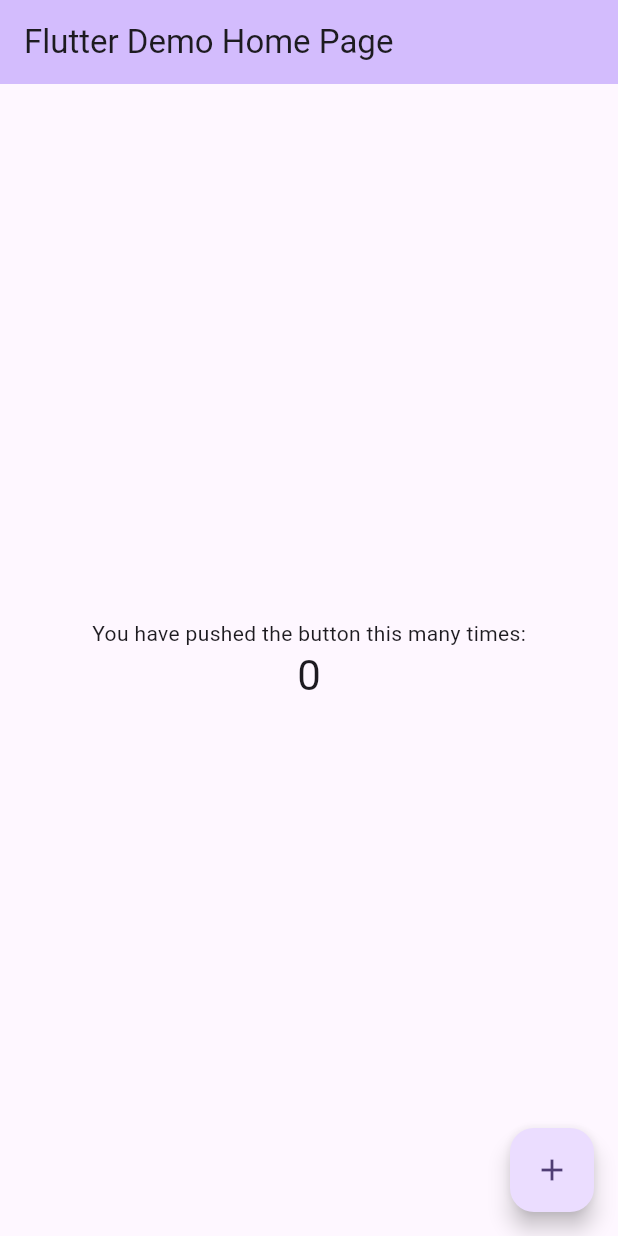
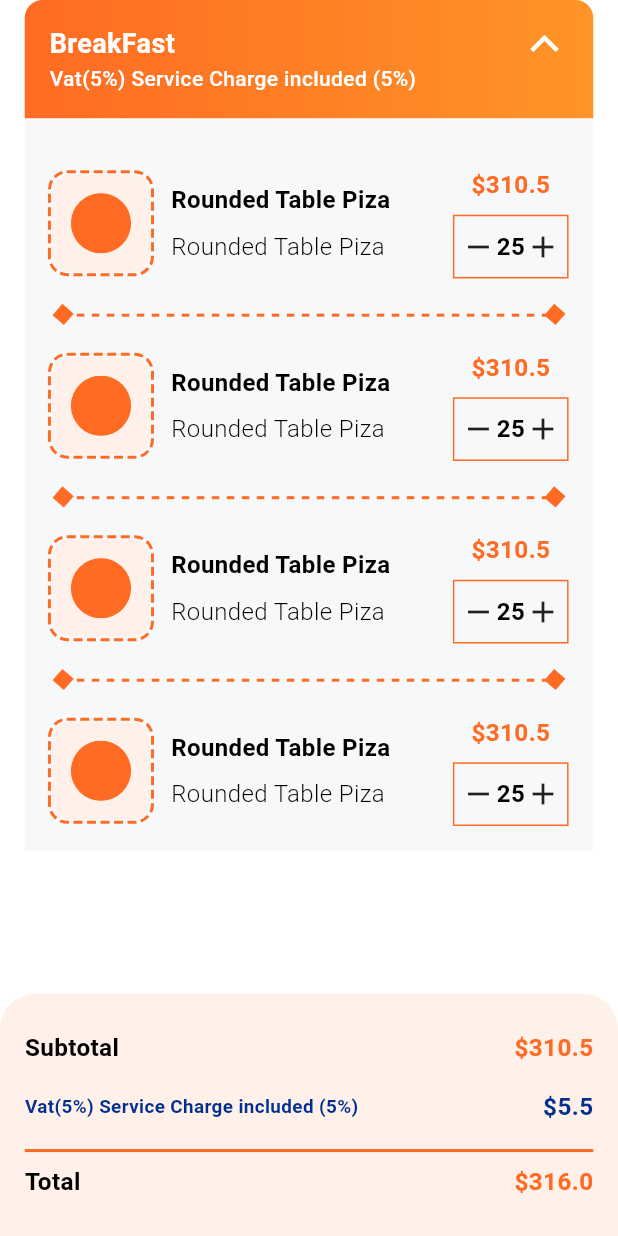
Before and after one commit to codereyamin/ui_app, a Flutter app: the screen it shows after launch, on a phone screen of 412 x 824 dp. Run offline on Flutter 3.47's test engine with Material 3 defaults, Android fonts, the phone set to English and light mode, and no system bars; drawn by our look-alikes of dotted_border; our stand-ins replace get.

Commit message:
ui complete

```diff
--- /dev/null
+++ b/lib/home_screen/controller/home_screen_controller.dart
@@ -0,0 +1,12 @@
+import 'package:flutter/material.dart';
+import 'package:get/get.dart';
+import 'package:ui_app/widget/app_size.dart';
+
+class HomeScreenController extends GetxController {
+  Size size = Size(Get.width, Get.height);
+  @override
+  void onInit() {
+    AppSize.size = size;
+    super.onInit();
+  }
+}
--- /dev/null
+++ b/lib/home_screen/home_screen.dart
@@ -0,0 +1,134 @@
+import 'package:flutter/material.dart';
+import 'package:get/get.dart';
+import 'package:ui_app/home_screen/controller/home_screen_controller.dart';
+import 'package:ui_app/home_screen/widget/home_page_container.dart';
+import 'package:ui_app/home_screen/widget/top_header.dart';
+import 'package:ui_app/utils/app_colors.dart';
+import 'package:ui_app/widget/app_size.dart';
+import 'package:ui_app/widget/app_text.dart';
+
+class HomeScreen extends StatelessWidget {
+  const HomeScreen({super.key});
+
+  @override
+  Widget build(BuildContext context) {
+    return GetBuilder(
+        init: HomeScreenController(),
+        builder: (context) {
+          return Scaffold(
+            backgroundColor: AppColors.white,
+            body: SafeArea(
+              child: Padding(
+                padding: EdgeInsets.symmetric(horizontal: AppSize.height(value: 16.0)),
+                child: SingleChildScrollView(
+                  child: Column(
+                    children: [
+                      TopHeader(),
+                      Container(
+                        height: AppSize.height(value: 32.0),
+                        color: AppColors.secondaryBackground,
+                      ),
+                      HomePageContainer(),
+                      HomePageContainer(),
+                      HomePageContainer(),
+                      HomePageContainer(
+                        isLast: true,
+                      ),
+                    ],
+                  ),
+                ),
+              ),
+            ),
+            bottomNavigationBar: Container(
+              padding: EdgeInsets.all(AppSize.height(value: 16.0)),
+              decoration: BoxDecoration(
+                color: AppColors.background,
+                borderRadius: BorderRadius.only(
+                  topLeft: Radius.circular(24.0),
+                  topRight: Radius.circular(24.0),
+                ),
+              ),
+              child: Column(
+                mainAxisSize: MainAxisSize.min,
+                children: [
+                  SizedBox(
+                    height: AppSize.height(value: 12.0),
+                  ),
+                  Row(
+                    mainAxisAlignment: MainAxisAlignment.spaceBetween,
+                    children: [
+                      AppText(
+                        text: "Subtotal",
+                        fontSize: 18,
+                        fontWeight: FontWeight.bold,
+                        textScaler: TextScaler.linear(0.9),
+                      ),
+                      AppText(
+                        text: "\$310.5",
+                        fontSize: 18,
+                        fontWeight: FontWeight.bold,
+                        textScaler: TextScaler.linear(0.9),
+                        color: AppColors.primary,
+                      ),
+                    ],
+                  ),
+                  SizedBox(
+                    height: AppSize.height(value: 14.0),
+                  ),
+                  Row(
+                    mainAxisAlignment: MainAxisAlignment.spaceBetween,
+                    children: [
+                      AppText(
+                        text: "Vat(5%) Service Charge included (5%)",
+                        fontSize: 14,
+                        fontWeight: FontWeight.bold,
+                        textScaler: TextScaler.linear(0.9),
+                        color: AppColors.blue,
+                      ),
+                      AppText(
+                        text: "\$5.5",
+                        fontSize: 18,
+                        fontWeight: FontWeight.bold,
+                        textScaler: TextScaler.linear(0.9),
+                        color: AppColors.blue,
+                      ),
+                    ],
+                  ),
+                  SizedBox(
+                    height: AppSize.height(value: 16.0),
+                  ),
+                  Container(
+                    height: 2,
+                    color: AppColors.primary,
+                  ),
+                  SizedBox(
+                    height: AppSize.height(value: 8.0),
+                  ),
+                  Row(
+                    mainAxisAlignment: MainAxisAlignment.spaceBetween,
+                    children: [
+                      AppText(
+                        text: "Total",
+                        fontSize: 18,
+                        fontWeight: FontWeight.bold,
+                        textScaler: TextScaler.linear(0.9),
+                      ),
+                      AppText(
+                        text: "\$316.0",
+                        fontSize: 18,
+                        fontWeight: FontWeight.bold,
+                        textScaler: TextScaler.linear(0.9),
+                        color: AppColors.primary,
+                      ),
+                    ],
+                  ),
+                  SizedBox(
+                    height: AppSize.height(value: 8.0),
+                  ),
+                ],
+              ),
+            ),
+          );
+        });
+  }
+}
--- /dev/null
+++ b/lib/home_screen/widget/home_page_container.dart
@@ -0,0 +1,118 @@
+import 'package:dotted_border/dotted_border.dart';
+import 'package:flutter/material.dart';
+import 'package:ui_app/home_screen/widget/row_border.dart';
+import 'package:ui_app/utils/app_colors.dart';
+import 'package:ui_app/widget/app_circle_image.dart';
+import 'package:ui_app/widget/app_size.dart';
+import 'package:ui_app/widget/app_text.dart';
+
+class HomePageContainer extends StatelessWidget {
+  const HomePageContainer({
+    super.key,
+    this.isLast = false,
+  });
+  final bool isLast;
+
+  @override
+  Widget build(BuildContext context) {
+    return Container(
+      color: AppColors.secondaryBackground,
+      child: Column(
+        children: [
+          Padding(
+            padding: EdgeInsets.symmetric(horizontal: AppSize.width(value: 16.0)),
+            child: Row(
+              children: [
+                DottedBorder(
+                  color: AppColors.primary,
+                  strokeWidth: 2,
+                  dashPattern: [6, 3],
+                  borderType: BorderType.RRect,
+                  radius: Radius.circular(12.0),
+                  child: Container(
+                    padding: EdgeInsets.all(AppSize.width(value: 12.0)),
+                    decoration: BoxDecoration(color: AppColors.background, borderRadius: BorderRadius.circular(12.0)),
+                    child: AppCircleImage(
+                      size: 40,
+                    ),
+                  ),
+                ),
+                SizedBox(
+                  width: AppSize.width(value: 12.0),
+                ),
+                Expanded(
+                    flex: 2,
+                    child: Column(
+                      crossAxisAlignment: CrossAxisAlignment.start,
+                      mainAxisAlignment: MainAxisAlignment.center,
+                      children: [
+                        AppText(
+                          text: "Rounded Table Piza",
+                          fontWeight: FontWeight.bold,
+                          fontSize: 16,
+                        ),
+                        SizedBox(
+                          height: AppSize.height(value: 8.0),
+                        ),
+                        AppText(
+                          text: "Rounded Table Piza",
+                        ),
+                      ],
+                    )),
+                SizedBox(
+                  width: AppSize.width(value: 12.0),
+                ),
+                Column(
+                  children: [
+                    AppText(
+                      text: "\$310.5",
+                      fontSize: 18,
+                      fontWeight: FontWeight.bold,
+                      textScaler: TextScaler.linear(0.9),
+                      color: AppColors.primary,
+                    ),
+                    SizedBox(
+                      height: AppSize.height(value: 12.0),
+                    ),
+                    // Container(
+                    //   padding: EdgeInsets.symmetric(horizontal: AppSize.width(value: 16), vertical: AppSize.height(value: 4.5)),
+                    //   decoration: BoxDecoration(border: Border.all(color: AppColors.primary)),
+                    //   child: AppText(
+                    //     text: "Add",
+                    //     color: AppColors.primary,
+                    //     fontWeight: FontWeight.bold,
+                    //   ),
+                    // ),
+
+                    Container(
+                      padding: EdgeInsets.symmetric(horizontal: AppSize.width(value: 4.0), vertical: AppSize.height(value: 4.5)),
+                      decoration: BoxDecoration(border: Border.all(color: AppColors.primary)),
+                      child: Row(
+                        children: [
+                          Icon(Icons.remove),
+                          AppText(
+                            text: "25",
+                            fontWeight: FontWeight.bold,
+                          ),
+                          Icon(Icons.add)
+                        ],
+                      ),
+                    )
+                  ],
+                ),
+              ],
+            ),
+          ),
+          if (!isLast)
+            SizedBox(
+              height: AppSize.height(value: 16.0),
+            ),
+          if (!isLast) RowBorderWidget(),
+          SizedBox(
+            height: AppSize.height(value: 16.0),
+          ),
+        ],
+      ),
+    );
+  }
+}
--- /dev/null
+++ b/lib/home_screen/widget/row_border.dart
@@ -0,0 +1,85 @@
+import 'package:flutter/material.dart';
+import 'package:get/get.dart';
+import 'package:ui_app/utils/app_colors.dart';
+import 'package:ui_app/widget/app_size.dart';
+
+class RowBorderWidget extends StatelessWidget {
+  const RowBorderWidget({
+    super.key,
+  });
+
+  @override
+  Widget build(BuildContext context) {
+    return Stack(
+      alignment: Alignment.center,
+      children: [
+        SizedBox(
+          height: 15,
+          width: Get.width - AppSize.width(value: 20),
+        ),
+        CustomPaint(
+          painter: DottedBorderPainter(),
+          child: SizedBox(
+            width: Get.width - AppSize.width(value: 20),
+            height: 1,
+          ),
+        ),
+        Positioned(
+          left: AppSize.width(value: 20),
+          height: 10,
+          width: 10,
+          child: Transform.rotate(
+            angle: 7,
+            child: Container(
+              height: 10,
+              width: 10,
+              color: AppColors.primary,
+            ),
+          ),
+        ),
+        Positioned(
+          right: AppSize.width(value: 20),
+          height: 10,
+          width: 10,
+          child: Transform.rotate(
+            angle: 7,
+            child: Container(
+              height: 10,
+              width: 10,
+              color: AppColors.primary,
+            ),
+          ),
+        )
+      ],
+    );
+  }
+}
+
+class DottedBorderPainter extends CustomPainter {
+  @override
+  void paint(Canvas canvas, Size size) {
+    final paint = Paint()
+      ..color = AppColors.primary
+      ..strokeWidth = 2
+      ..style = PaintingStyle.stroke;
+
+    const double dashWidth = 5;
+    const double dashSpace = 5;
+
+    double startX = AppSize.width(value: 22);
+
+    while (startX < size.width - AppSize.width(value: 30)) {
+      canvas.drawLine(
+        Offset(startX, size.height),
+        Offset(startX + dashWidth, size.height),
+        paint,
+      );
+      startX += dashWidth + dashSpace;
+    }
+  }
+
+  @override
+  bool shouldRepaint(covariant CustomPainter oldDelegate) {
+    return false;
+  }
+}
--- /dev/null
+++ b/lib/home_screen/widget/top_header.dart
@@ -0,0 +1,50 @@
+import 'package:flutter/material.dart';
+import 'package:ui_app/utils/app_colors.dart';
+import 'package:ui_app/widget/app_size.dart';
+import 'package:ui_app/widget/app_text.dart';
+
+class TopHeader extends StatelessWidget {
+  const TopHeader({
+    super.key,
+  });
+
+  @override
+  Widget build(BuildContext context) {
+    return Container(
+      decoration: BoxDecoration(
+          gradient: LinearGradient(
+            colors: [AppColors.primary, AppColors.seconder],
+          ),
+          borderRadius: BorderRadius.only(topLeft: Radius.circular(12.0), topRight: Radius.circular(12.0))),
+      padding: EdgeInsets.all(AppSize.height(value: 16.0)),
+      child: Row(
+        crossAxisAlignment: CrossAxisAlignment.start,
+        children: [
+          Expanded(
+              child: Column(
+            crossAxisAlignment: CrossAxisAlignment.start,
+            children: [
+              AppText(
+                text: "BreakFast",
+                color: AppColors.white,
+                fontSize: 18,
+                fontWeight: FontWeight.bold,
+              ),
+              AppText(
+                text: "Vat(5%) Service Charge included (5%)",
+                color: AppColors.white,
+                fontSize: 14,
+                fontWeight: FontWeight.w500,
+              ),
+            ],
+          )),
+          Icon(
+            Icons.keyboard_control_key,
+            color: AppColors.white,
+            size: 32,
+          ),
+        ],
+      ),
+    );
+  }
+}
--- a/lib/main.dart
+++ b/lib/main.dart
@@ -1,125 +1,30 @@
 import 'package:flutter/material.dart';
+import 'package:flutter/services.dart';
+import 'package:get/get.dart';
+import 'package:ui_app/routes/app_pages.dart';
+import 'package:ui_app/routes/app_routes.dart';
+import 'package:ui_app/utils/app_colors.dart';
 
 void main() {
+  SystemChrome.setSystemUIOverlayStyle(
+    const SystemUiOverlayStyle(
+      statusBarColor: AppColors.white,
+    ),
+  );
   runApp(const MyApp());
 }
 
 class MyApp extends StatelessWidget {
   const MyApp({super.key});
 
-  // This widget is the root of your application.
   @override
   Widget build(BuildContext context) {
-    return MaterialApp(
-      title: 'Flutter Demo',
-      theme: ThemeData(
-        // This is the theme of your application.
-        //
-        // TRY THIS: Try running your application with "flutter run". You'll see
-        // the application has a purple toolbar. Then, without quitting the app,
-        // try changing the seedColor in the colorScheme below to Colors.green
-        // and then invoke "hot reload" (save your changes or press the "hot
-        // reload" button in a Flutter-supported IDE, or press "r" if you used
-        // the command line to start the app).
-        //
-        // Notice that the counter didn't reset back to zero; the application
-        // state is not lost during the reload. To reset the state, use hot
-        // restart instead.
-        //
-        // This works for code too, not just values: Most code changes can be
-        // tested with just a hot reload.
-        colorScheme: ColorScheme.fromSeed(seedColor: Colors.deepPurple),
-        useMaterial3: true,
-      ),
-      home: const MyHomePage(title: 'Flutter Demo Home Page'),
+    return GetMaterialApp(
+      title: 'flutter ui app',
+      initialRoute: AppRoutes.home,
+      debugShowCheckedModeBanner: false,
+      getPages: appPages,
+      theme: ThemeData(),
     );
   }
 }
-
-class MyHomePage extends StatefulWidget {
-  const MyHomePage({super.key, required this.title});
-
-  // This widget is the home page of your application. It is stateful, meaning
-  // that it has a State object (defined below) that contains fields that affect
-  // how it looks.
-
-  // This class is the configuration for the state. It holds the values (in this
-  // case the title) provided by the parent (in this case the App widget) and
-  // used by the build method of the State. Fields in a Widget subclass are
-  // always marked "final".
-
-  final String title;
-
-  @override
-  State<MyHomePage> createState() => _MyHomePageState();
-}
-
-class _MyHomePageState extends State<MyHomePage> {
-  int _counter = 0;
-
-  void _incrementCounter() {
-    setState(() {
-      // This call to setState tells the Flutter framework that something has
-      // changed in this State, which causes it to rerun the build method below
-      // so that the display can reflect the updated values. If we changed
-      // _counter without calling setState(), then the build method would not be
-      // called again, and so nothing would appear to happen.
-      _counter++;
-    });
-  }
-
-  @override
-  Widget build(BuildContext context) {
-    // This method is rerun every time setState is called, for instance as done
-    // by the _incrementCounter method above.
-    //
-    // The Flutter framework has been optimized to make rerunning build methods
-    // fast, so that you can just rebuild anything that needs updating rather
-    // than having to individually change instances of widgets.
-    return Scaffold(
-      appBar: AppBar(
-        // TRY THIS: Try changing the color here to a specific color (to
-        // Colors.amber, perhaps?) and trigger a hot reload to see the AppBar
-        // change color while the other colors stay the same.
-        backgroundColor: Theme.of(context).colorScheme.inversePrimary,
-        // Here we take the value from the MyHomePage object that was created by
-        // the App.build method, and use it to set our appbar title.
-        title: Text(widget.title),
-      ),
-      body: Center(
-        // Center is a layout widget. It takes a single child and positions it
-        // in the middle of the parent.
-        child: Column(
-          // Column is also a layout widget. It takes a list of children and
-          // arranges them vertically. By default, it sizes itself to fit its
-          // children horizontally, and tries to be as tall as its parent.
-          //
-          // Column has various properties to control how it sizes itself and
-          // how it positions its children. Here we use mainAxisAlignment to
-          // center the children vertically; the main axis here is the vertical
-          // axis because Columns are vertical (the cross axis would be
-          // horizontal).
-          //
-          // TRY THIS: Invoke "debug painting" (choose the "Toggle Debug Paint"
-          // action in the IDE, or press "p" in the console), to see the
-          // wireframe for each widget.
-          mainAxisAlignment: MainAxisAlignment.center,
-          children: <Widget>[
-            const Text(
-              'You have pushed the button this many times:',
-            ),
-            Text(
-              '$_counter',
-              style: Theme.of(context).textTheme.headlineMedium,
-            ),
-          ],
-        ),
-      ),
-      floatingActionButton: FloatingActionButton(
-        onPressed: _incrementCounter,
-        tooltip: 'Increment',
-        child: const Icon(Icons.add),
-      ), // This trailing comma makes auto-formatting nicer for build methods.
-    );
-  }
-}
--- /dev/null
+++ b/lib/routes/app_pages.dart
@@ -0,0 +1,16 @@
+import 'package:get/get.dart';
+import 'package:ui_app/home_screen/controller/home_screen_controller.dart';
+import 'package:ui_app/home_screen/home_screen.dart';
+import 'package:ui_app/routes/app_routes.dart';
+
+List<GetPage> appPages = [
+  GetPage(
+    name: AppRoutes.home,
+    page: () => HomeScreen(),
+    binding: BindingsBuilder(
+      () => Get.lazyPut(
+        () => HomeScreenController(),
+      ),
+    ),
+  )
+];
--- /dev/null
+++ b/lib/routes/app_routes.dart
@@ -0,0 +1,4 @@
+class AppRoutes {
+  AppRoutes._();
+  static const String home = "/home";
+}
--- /dev/null
+++ b/lib/utils/app_colors.dart
@@ -0,0 +1,14 @@
+import 'package:flutter/material.dart';
+
+class AppColors {
+  AppColors._();
+
+  static const Color primary = Color(0xffFF6B23);
+  static const Color seconder = Color(0xffFF9427);
+  static const Color white = Color(0xffffffff);
+  static const Color black = Color(0xff000000);
+  static const Color blue = Color(0xff02308E);
+  static const Color gre = Color(0xff686868);
+  static const Color background = Color(0xffFFF1E9);
+  static const Color secondaryBackground = Color(0xffF7F8F9);
+}
--- /dev/null
+++ b/lib/widget/app_circle_image.dart
@@ -0,0 +1,66 @@
+import 'package:flutter/material.dart';
+import 'package:ui_app/utils/app_colors.dart';
+import 'package:ui_app/widget/app_size.dart';
+
+class AppCircleImage extends StatelessWidget {
+  const AppCircleImage({
+    super.key,
+    this.url,
+    this.size = 70,
+    this.fit = BoxFit.contain,
+    this.height,
+    this.width,
+  });
+  final String? url;
+  final double size;
+  final double? width;
+  final double? height;
+  final BoxFit? fit;
+  @override
+  Widget build(BuildContext context) {
+    return ClipRRect(
+      borderRadius: BorderRadius.circular(size),
+      child: CircleAvatar(
+        radius: size / 2,
+        backgroundColor: AppColors.primary,
+        child: SizedBox(
+          width: AppSize.height(value: width ?? size),
+          height: AppSize.width(value: height ?? size),
+          child: url != null
+              ? Image.network(
+                  url!,
+                  fit: fit,
+                  width: AppSize.height(value: width ?? size),
+                  height: AppSize.width(value: height ?? size),
+                  alignment: Alignment.center,
+                  errorBuilder: (context, error, stackTrace) {
+                    return SizedBox(
+                      width: AppSize.height(value: width ?? size),
+                      height: AppSize.width(value: height ?? size),
+                      child: Image.asset(
+                        "assets/placeholder.jpg",
+                        fit: BoxFit.contain,
+                        width: AppSize.height(value: width ?? size),
+                        height: AppSize.width(value: height ?? size),
+                        alignment: Alignment.center,
+                        errorBuilder: (context, error, stackTrace) {
+                          return Container(
+                            width: AppSize.height(value: width ?? size),
+                            height: AppSize.width(value: height ?? size),
+                            color: AppColors.primary,
+                          );
+                        },
+                      ),
+                    );
+                  },
+                )
+              : Container(
+                  width: AppSize.height(value: width ?? size),
+                  height: AppSize.width(value: height ?? size),
+                  color: AppColors.primary,
+                ),
+        ),
+      ),
+    );
+  }
+}
--- /dev/null
+++ b/lib/widget/app_size.dart
@@ -0,0 +1,19 @@
+import 'package:flutter/material.dart';
+
+class AppSize {
+  AppSize._();
+  static late Size size;
+
+  static const double _xdHeight = 882;
+  static const double _xdWidth = 375;
+
+  static double height({required num value}) {
+    double percentage = (value / _xdHeight * 100).roundToDouble() / 100;
+    return size.height * percentage;
+  }
+
+  static double width({required num value}) {
+    double percentage = (value / _xdWidth * 100).roundToDouble() / 100;
+    return size.width * percentage;
+  }
+}
--- /dev/null
+++ b/lib/widget/app_text.dart
@@ -0,0 +1,39 @@
+import 'package:flutter/material.dart';
+
+class AppText extends StatelessWidget {
+  const AppText({
+    super.key,
+    required this.text,
+    this.maxLines,
+    this.overflow = TextOverflow.ellipsis,
+    this.textAlign = TextAlign.start,
+    this.textScaler,
+    this.fontSize = 16,
+    this.color = Colors.black,
+    this.fontWeight = FontWeight.w300,
+  });
+
+  final String text;
+  final int? maxLines;
+  final TextOverflow? overflow;
+  final TextAlign? textAlign;
+  final TextScaler? textScaler;
+  final double? fontSize;
+  final Color color;
+  final FontWeight? fontWeight;
+  @override
+  Widget build(BuildContext context) {
+    return Text(
+      text,
+      maxLines: maxLines,
+      overflow: overflow,
+      textAlign: textAlign,
+      textScaler: textScaler,
+      style: TextStyle(
+        fontSize: fontSize,
+        color: color,
+        fontWeight: fontWeight,
+      ),
+    );
+  }
+}
```
Also changed, not shown: pubspec.yaml (+5 -3 lines), assets/placeholder.jpg (added), pubspec.lock.
